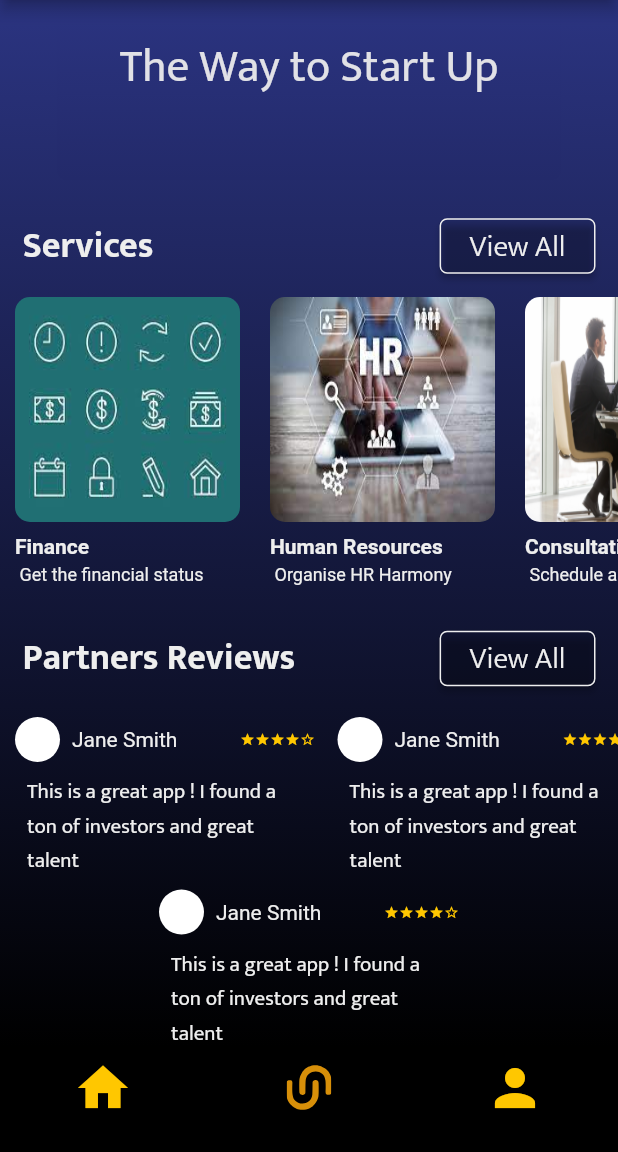
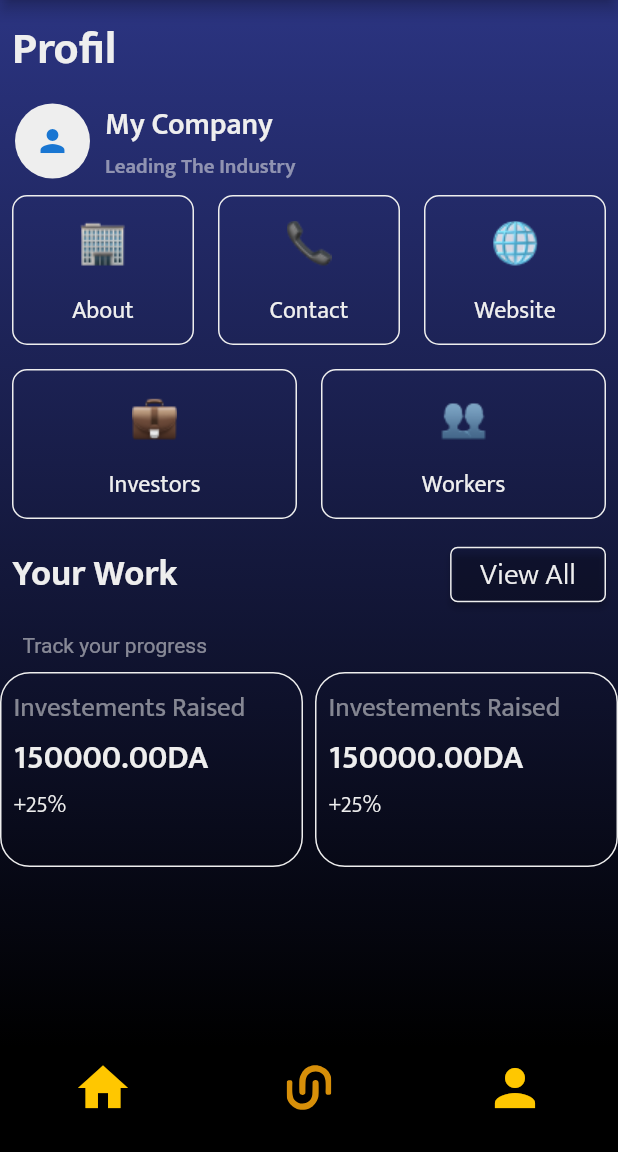
Before and after one commit to aymen-hacini/engigen, a Flutter app: the screen it shows after launch, on a phone screen of 412 x 824 dp, the part 84-1236 px from its top. Run offline on Flutter 3.47's test engine with Material 2 defaults, Android fonts, the light colour scheme and no system bars; our stand-ins replace cloud_firestore, firebase_core, flutter_svg; accounts and stored records are empty; Roboto replaces fonts that are missing (Mekta, mukta).

Commit message:
added profile page

```diff
--- /dev/null
+++ b/lib/Auth/company_profile.dart
@@ -0,0 +1,223 @@
+import 'package:engigen/constants.dart';
+import 'package:engigen/home_page.dart';
+import 'package:flutter/material.dart';
+import 'package:flutter_svg/flutter_svg.dart';
+
+class CompanyProfile extends StatelessWidget {
+  const CompanyProfile({super.key});
+
+  @override
+  Widget build(BuildContext context) {
+    return Container(
+        width: double.infinity,
+        height: double.infinity,
+        clipBehavior: Clip.antiAlias,
+        decoration: const BoxDecoration(
+          gradient: LinearGradient(
+            begin: Alignment(0.00, -1.00),
+            end: Alignment(0, 1),
+            colors: [Color(0xFF2B3481), Colors.black],
+          ),
+        ),
+        child: ListView(children: const [
+          Column(crossAxisAlignment: CrossAxisAlignment.start, children: [
+            Padding(
+              padding: EdgeInsets.all(8.0),
+              child: Text(
+                "Profil",
+                style: TextStyle(
+                    fontFamily: "Mukta",
+                    fontWeight: FontWeight.bold,
+                    color: Color(0xffeeeeee),
+                    fontSize: 30),
+              ),
+            ),
+            Padding(
+              padding: EdgeInsets.only(left: 10),
+              child: Row(
+                children: [
+                  CircleAvatar(
+                    radius: 25,
+                    backgroundColor: Color(0xffeeeeee),
+                    child: Icon(Icons.person),
+                  ),
+                  SizedBox(
+                    width: 10,
+                  ),
+                  Column(
+                    crossAxisAlignment: CrossAxisAlignment.start,
+                    children: [
+                      Text(
+                        "My Company",
+                        style: TextStyle(
+                            fontSize: 20,
+                            color: Color(0xffeeeeee),
+                            fontFamily: "Mukta",
+                            fontWeight: FontWeight.w600),
+                      ),
+                      Text(
+                        "Leading The Industry",
+                        style: TextStyle(
+                            color: Color(0x88eeeeee),
+                            fontFamily: "Mukta",
+                            fontWeight: FontWeight.w600),
+                      ),
+                    ],
+                  )
+                ],
+              ),
+            ),
+            Column(
+              children: [
+                Row(
+                  children: [
+                    Expanded(
+                      child: ProfileCard(
+                        imagename: aboutimage,
+                        title: "About",
+                      ),
+                    ),
+                    Expanded(
+                      child: ProfileCard(
+                        imagename: contactimage,
+                        title: "Contact",
+                      ),
+                    ),
+                    Expanded(
+                      child: ProfileCard(
+                        imagename: websiteimage,
+                        title: "Website",
+                      ),
+                    ),
+                  ],
+                ),
+                Row(
+                  children: [
+                    Expanded(
+                      child: ProfileCard(
+                        imagename: investimage,
+                        title: "Investors",
+                      ),
+                    ),
+                    Expanded(
+                      child: ProfileCard(
+                        imagename: workersimage,
+                        title: "Workers",
+                      ),
+                    ),
+                  ],
+                )
+              ],
+            ),
+            Padding(
+              padding: EdgeInsets.symmetric(horizontal: 8, vertical: 5),
+              child: Section_Title(title: "Your Work"),
+            ),
+            Padding(
+              padding: EdgeInsets.symmetric(horizontal: 15, vertical: 10),
+              child: Text(
+                "Track your progress",
+                style: TextStyle(color: Color(0x88eeeeee)),
+              ),
+            ),
+            Row(
+              children: [
+                metrics_card(),
+                SizedBox(
+                  width: 8,
+                ),
+                metrics_card()
+              ],
+            )
+          ]),
+        ]));
+  }
+}
+
+class metrics_card extends StatelessWidget {
+  const metrics_card({
+    super.key,
+  });
+
+  @override
+  Widget build(BuildContext context) {
+    return Expanded(
+        child: Container(
+      height: 130,
+      decoration: BoxDecoration(
+          border: Border.all(color: const Color(0xffeeeeee)),
+          borderRadius: BorderRadius.circular(20)),
+      child: const Padding(
+        padding: EdgeInsets.all(8.0),
+        child: Column(crossAxisAlignment: CrossAxisAlignment.start, children: [
+          Text(
+            "Investements Raised",
+            style: TextStyle(
+                color: Color(0x88eeeeee),
+                fontFamily: "Mukta",
+                fontSize: 18,
+                fontWeight: FontWeight.w400),
+          ),
+          Text(
+            "150000.00DA",
+            style: TextStyle(
+                color: Color(0xffeeeeee),
+                fontFamily: "Mukta",
+                fontSize: 22,
+                fontWeight: FontWeight.w600),
+          ),
+          Text(
+            "+25%",
+            style: TextStyle(
+                color: Color(0xffeeeeee),
+                fontFamily: "Mukta",
+                fontSize: 15,
+                fontWeight: FontWeight.w300),
+          ),
+        ]),
+      ),
+    ));
+  }
+}
+
+class ProfileCard extends StatelessWidget {
+  final String title;
+  final String imagename;
+  const ProfileCard({
+    super.key,
+    required this.title,
+    required this.imagename,
+  });
+
+  @override
+  Widget build(BuildContext context) {
+    return InkWell(
+      splashColor: const Color(0x88eeeeee),
+      onTap: () {},
+      child: Padding(
+        padding: const EdgeInsets.all(8.0),
+        child: Container(
+          width: 150,
+          height: 100,
+          decoration: BoxDecoration(
+              borderRadius: BorderRadius.circular(10),
+              border: Border.all(width: 1, color: const Color(0xffeeeeee))),
+          child: Column(children: [
+            Padding(
+              padding: const EdgeInsets.all(8.0),
+              child: Padding(
+                padding: const EdgeInsets.all(8.0),
+                child: Image.asset(imagename),
+              ),
+            ),
+            Text(
+              title,
+              style: const TextStyle(
+                  color: Color(0xffeeeeee), fontFamily: "mukta", fontSize: 16),
+            )
+          ]),
+        ),
+      ),
+    );
+  }
+}
--- a/lib/constants.dart
+++ b/lib/constants.dart
@@ -4,3 +4,8 @@ const String hrimage = "assets/images/hr.jpg";
 const String consultimage = "assets/images/consult.jpg";
 const String financeimage = "assets/images/finance.jpg";
 const String hublinkimage = "assets/images/hublink.svg";
+const String aboutimage = "assets/images/about.png";
+const String contactimage = "assets/images/contact.png";
+const String investimage = "assets/images/invest.png";
+const String websiteimage = "assets/images/website.png";
+const String workersimage = "assets/images/workers.png";
--- a/lib/home_page.dart
+++ b/lib/home_page.dart
@@ -1,5 +1,5 @@
+import 'package:engigen/Auth/company_profile.dart';
 import 'package:engigen/constants.dart';
-import 'package:flutter/gestures.dart';
 import 'package:flutter/material.dart';
 import 'package:flutter_svg/flutter_svg.dart';
 
@@ -56,7 +56,19 @@ class _HomePageState extends State<HomePage> {
           )
         ],
       ),
-      body: Container(
+      body: const CompanyProfile(),
+    );
+  }
+}
+
+class HomepageTab extends StatelessWidget {
+  const HomepageTab({
+    super.key,
+  });
+
+  @override
+  Widget build(BuildContext context) {
+    return Container(
       width: double.infinity,
       height: double.infinity,
       decoration: BoxDecoration(
@@ -69,8 +81,7 @@ class _HomePageState extends State<HomePage> {
           ],
         ),
       ),
-        child:
-            ListView(physics: const BouncingScrollPhysics(), children: [
+      child: ListView(physics: const BouncingScrollPhysics(), children: [
         Column(
           mainAxisAlignment: MainAxisAlignment.center,
           children: [
@@ -183,7 +194,6 @@ class _HomePageState extends State<HomePage> {
           ],
         ),
       ]),
-      ),
     );
   }
 }
--- a/lib/main.dart
+++ b/lib/main.dart
@@ -1,4 +1,5 @@
 import 'package:cloud_firestore/cloud_firestore.dart';
+import 'package:engigen/Auth/company_profile.dart';
 import 'package:engigen/Auth/signup_page.dart';
 import 'package:engigen/home_page.dart';
 import 'package:firebase_core/firebase_core.dart';
--- a/pubspec.yaml
+++ b/pubspec.yaml
@@ -71,6 +71,11 @@ flutter:
     - assets/images/finance.jpg
     - assets/images/consult.jpg
     - assets/images/hublink.svg
+    - assets/images/website.png
+    - assets/images/workers.png
+    - assets/images/invest.png
+    - assets/images/contact.png
+    - assets/images/about.png
 
 
   # An image asset can refer to one or more resolution-specific "variants", see
```
Also changed, not shown: assets/images/about.png (added), assets/images/contact.png (added), assets/images/invest.png (added), assets/images/website.png (added), assets/images/workers.png (added). Lines whose indentation alone changed are shown as unchanged.
